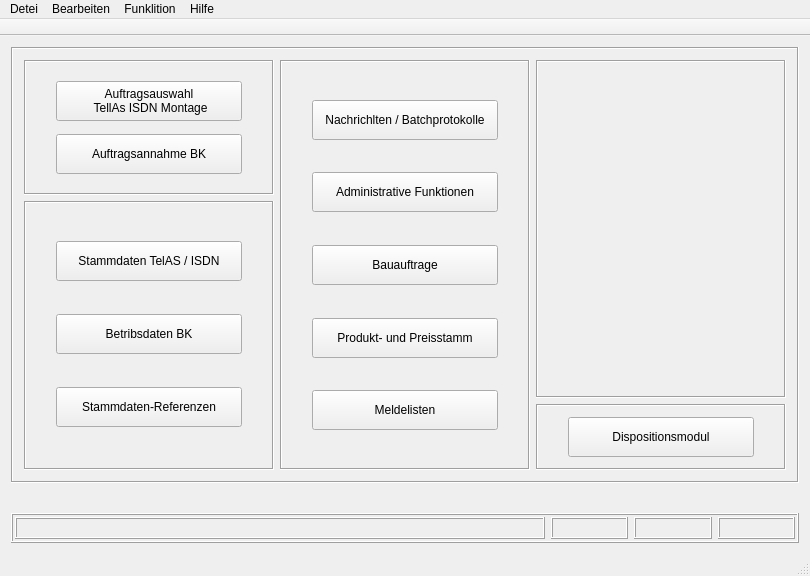
DenisReznikov/Smile, file Smile/UI/mainwindow.ui: the form before one commit.
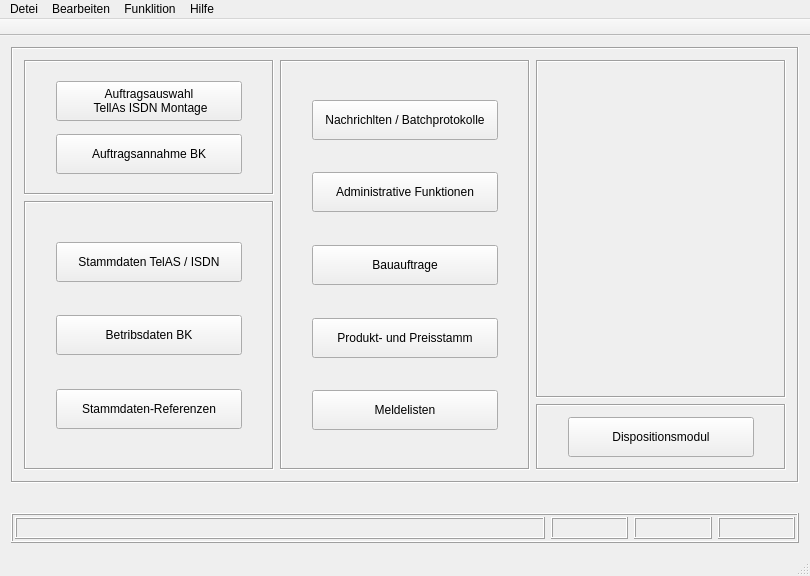
The form after the commit. Icons and pictures are not drawn.

Commit message: "try" change ui to or monitors with different resolutions

```diff
--- a/Smile/UI/mainwindow.ui
+++ b/Smile/UI/mainwindow.ui
@@ -179,10 +179,23 @@
             <property name="rightMargin">
              <number>30</number>
             </property>
+            <item>
+             <spacer name="verticalSpacer_10">
+              <property name="orientation">
+               <enum>Qt::Vertical</enum>
+              </property>
+              <property name="sizeHint" stdset="0">
+               <size>
+                <width>20</width>
+                <height>40</height>
+               </size>
+              </property>
+             </spacer>
+            </item>
             <item>
              <widget class="QPushButton" name="pushButton_4">
               <property name="sizePolicy">
-               <sizepolicy hsizetype="Preferred" vsizetype="Fixed">
+               <sizepolicy hsizetype="Preferred" vsizetype="Expanding">
                 <horstretch>0</horstretch>
                 <verstretch>0</verstretch>
                </sizepolicy>
@@ -198,8 +211,27 @@
               </property>
              </widget>
             </item>
+            <item>
+             <spacer name="verticalSpacer_11">
+              <property name="orientation">
+               <enum>Qt::Vertical</enum>
+              </property>
+              <property name="sizeHint" stdset="0">
+               <size>
+                <width>20</width>
+                <height>40</height>
+               </size>
+              </property>
+             </spacer>
+            </item>
             <item>
              <widget class="QPushButton" name="pushButton_3">
+              <property name="sizePolicy">
+               <sizepolicy hsizetype="Minimum" vsizetype="Expanding">
+                <horstretch>0</horstretch>
+                <verstretch>0</verstretch>
+               </sizepolicy>
+              </property>
               <property name="minimumSize">
                <size>
                 <width>160</width>
@@ -211,8 +243,27 @@
               </property>
              </widget>
             </item>
+            <item>
+             <spacer name="verticalSpacer_12">
+              <property name="orientation">
+               <enum>Qt::Vertical</enum>
+              </property>
+              <property name="sizeHint" stdset="0">
+               <size>
+                <width>20</width>
+                <height>40</height>
+               </size>
+              </property>
+             </spacer>
+            </item>
             <item>
              <widget class="QPushButton" name="pushButton_5">
+              <property name="sizePolicy">
+               <sizepolicy hsizetype="Minimum" vsizetype="Expanding">
+                <horstretch>0</horstretch>
+                <verstretch>0</verstretch>
+               </sizepolicy>
+              </property>
               <property name="minimumSize">
                <size>
                 <width>160</width>
@@ -224,6 +275,19 @@
               </property>
              </widget>
             </item>
+            <item>
+             <spacer name="verticalSpacer_13">
+              <property name="orientation">
+               <enum>Qt::Vertical</enum>
+              </property>
+              <property name="sizeHint" stdset="0">
+               <size>
+                <width>20</width>
+                <height>40</height>
+               </size>
+              </property>
+             </spacer>
+            </item>
            </layout>
           </widget>
          </item>
```
Left out of the diff: 32 changed lines with no effect on the pictures. The commit also changes 4 other files.
